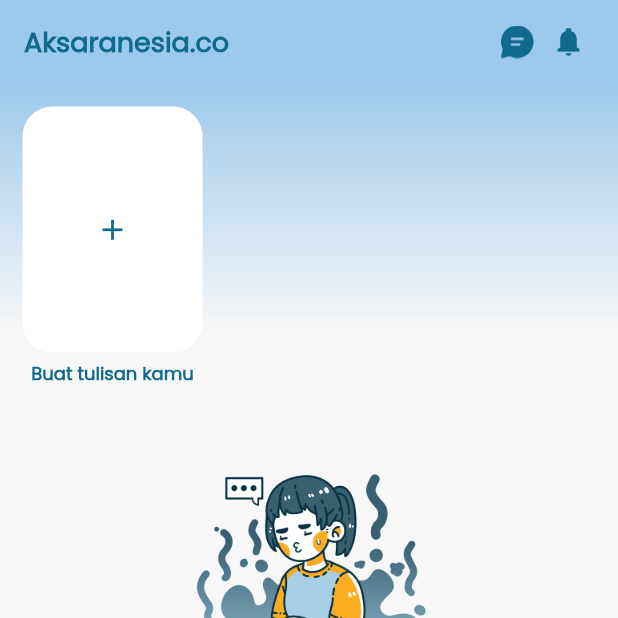
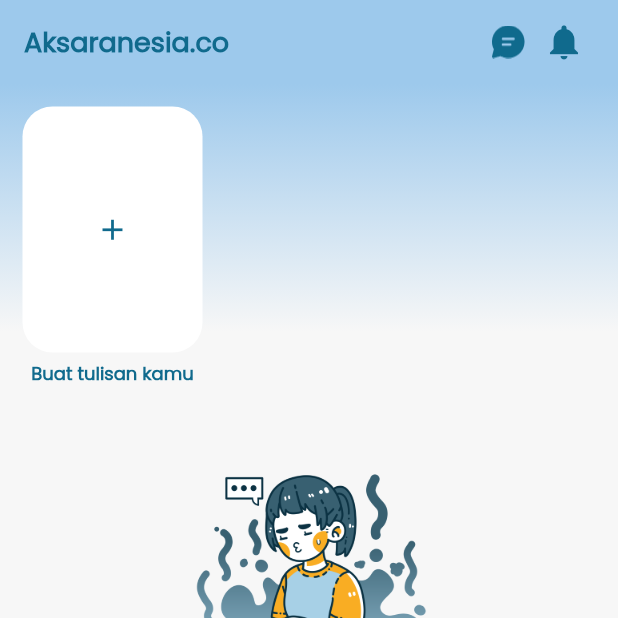
Before and after one commit to alfianmrf/aksaranesia, a Flutter app: the Home screen opened directly, on a phone screen of 412 x 824 dp, the top half of it. Run offline on Flutter 3.47's test engine with Material 2 defaults, Android fonts, the light colour scheme and no system bars; our stand-ins replace bubble_tab_indicator, cloud_firestore, firebase_auth, firebase_core, firebase_storage, flutter_slidable and 5 more; missing offline and left inert: advance_pdf_viewer, dart:ffi; accounts and stored records are empty; network calls fail.

Commit message:
Icon Notifikasi
Perbaikan Icon Notifikasi Baru

```diff
--- a/lib/page/home.dart
+++ b/lib/page/home.dart
@@ -92,27 +92,36 @@ class HomeState extends State<Home> {
                         }
                         else {
                           if(notification.data.docs.length > 0) {
-                            return Row(
-                              crossAxisAlignment: CrossAxisAlignment.start,
+                            return Stack(
+                              alignment: Alignment.center,
                               children: [
-                                ImageIcon(
-                                  AssetImage("assets/images/notification.png"),
+                                Icon(
+                                  Icons.notifications,
                                   color: primary,
-                                  size: 22,
+                                  size: 28,
                                 ),
-                                ImageIcon(
-                                  AssetImage("assets/images/yellowdot.png"),
-                                  color: Color(0xFFF9AD23),
-                                  size: 10,
-                                )
+                                Container(
+                                  width: 10,
+                                  height: 10,
+                                  alignment: Alignment.topRight,
+                                  margin: EdgeInsets.only(left: 14, bottom: 10),
+                                  child: Container(
+                                    width: 15,
+                                    height: 15,
+                                    decoration: BoxDecoration(
+                                        shape: BoxShape.circle,
+                                        color: Color(0xFFF9AD23),
+                                    ),
+                                  ),
+                                ),
                               ],
                             );
                           }
                           else {
-                            return ImageIcon(
-                              AssetImage("assets/images/notification.png"),
+                            return Icon(
+                              Icons.notifications,
                               color: primary,
-                              size: 22,
+                              size: 28,
                             );
                           }
                         }
```
